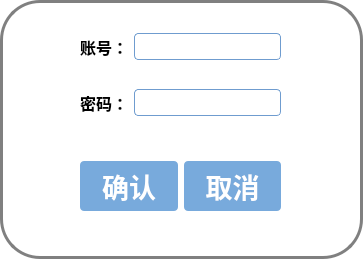
Old version of the form Master/managerloginwidget.ui in the repository L-Jay1999/DistributedTemperatureControlSystem.
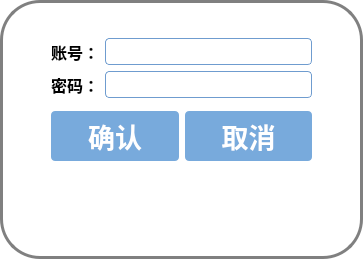
New version of the form.

```diff
--- a/Master/managerloginwidget.ui
+++ b/Master/managerloginwidget.ui
@@ -52,15 +52,9 @@
 }
 </string>
   </property>
+  <layout class="QGridLayout" name="gridLayout_2" rowstretch="0,1,1,0" columnstretch="0,5,0">
+   <item row="3" column="1">
   <widget class="QLabel" name="label_error">
-   <property name="geometry">
-    <rect>
-     <x>70</x>
-     <y>210</y>
-     <width>219</width>
-     <height>31</height>
-    </rect>
-   </property>
    <property name="maximumSize">
     <size>
      <width>219</width>
@@ -71,15 +65,8 @@
     <string/>
    </property>
   </widget>
-  <widget class="QWidget" name="layoutWidget">
-   <property name="geometry">
-    <rect>
-     <x>80</x>
-     <y>160</y>
-     <width>201</width>
-     <height>52</height>
-    </rect>
-   </property>
+   </item>
+   <item row="2" column="1">
    <layout class="QHBoxLayout" name="horizontalLayout">
     <item>
      <widget class="QPushButton" name="pushButton_confirm">
@@ -110,16 +97,34 @@
      </widget>
     </item>
    </layout>
-  </widget>
-  <widget class="QWidget" name="layoutWidget">
-   <property name="geometry">
-    <rect>
-     <x>80</x>
-     <y>10</y>
-     <width>201</width>
-     <height>129</height>
-    </rect>
-   </property>
+   </item>
+   <item row="1" column="2">
+    <spacer name="horizontalSpacer_2">
+     <property name="orientation">
+      <enum>Qt::Horizontal</enum>
+     </property>
+     <property name="sizeHint" stdset="0">
+      <size>
+       <width>40</width>
+       <height>20</height>
+      </size>
+     </property>
+    </spacer>
+   </item>
+   <item row="0" column="1">
+    <spacer name="horizontalSpacer">
+     <property name="orientation">
+      <enum>Qt::Horizontal</enum>
+     </property>
+     <property name="sizeHint" stdset="0">
+      <size>
+       <width>40</width>
+       <height>20</height>
+      </size>
+     </property>
+    </spacer>
+   </item>
+   <item row="1" column="1">
    <layout class="QGridLayout" name="gridLayout">
     <item row="0" column="1">
      <widget class="QLineEdit" name="lineEdit_account"/>
@@ -156,7 +161,21 @@
      </widget>
     </item>
    </layout>
-  </widget>
+   </item>
+   <item row="1" column="0">
+    <spacer name="horizontalSpacer_3">
+     <property name="orientation">
+      <enum>Qt::Horizontal</enum>
+     </property>
+     <property name="sizeHint" stdset="0">
+      <size>
+       <width>40</width>
+       <height>20</height>
+      </size>
+     </property>
+    </spacer>
+   </item>
+  </layout>
  </widget>
  <resources/>
  <connections/>
```
Left out of the diff: 6 changed lines with no effect on the pictures. Lines whose indentation alone changed are shown as unchanged.
